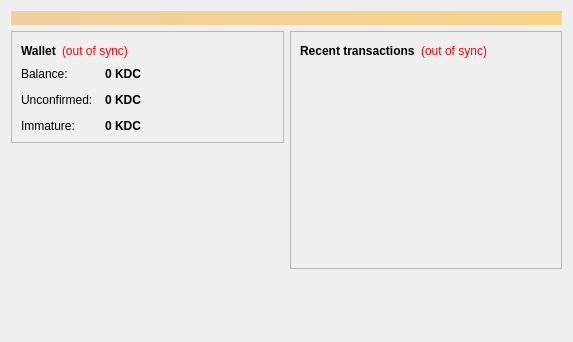
This is src/qt/forms/overviewpage.ui in KimDotCoin/KimDotCoin as Qt 5 draws it before an edit. The edited form follows.
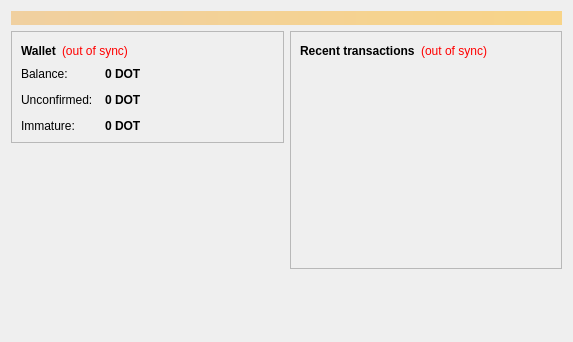
This is the edited form.

Patch:
```diff
--- a/src/qt/forms/overviewpage.ui
+++ b/src/qt/forms/overviewpage.ui
@@ -122,7 +122,7 @@
                <string>Your current balance</string>
               </property>
               <property name="text">
-               <string notr="true">0 KDC</string>
+               <string notr="true">0 DOT</string>
               </property>
               <property name="textInteractionFlags">
                <set>Qt::LinksAccessibleByMouse|Qt::TextSelectableByKeyboard|Qt::TextSelectableByMouse</set>
@@ -151,7 +151,7 @@
                <string>Total of transactions that have yet to be confirmed, and do not yet count toward the current balance</string>
               </property>
               <property name="text">
-               <string notr="true">0 KDC</string>
+               <string notr="true">0 DOT</string>
               </property>
               <property name="textInteractionFlags">
                <set>Qt::LinksAccessibleByMouse|Qt::TextSelectableByKeyboard|Qt::TextSelectableByMouse</set>
@@ -177,7 +177,7 @@
                <string>Mined balance that has not yet matured</string>
               </property>
               <property name="text">
-               <string notr="true">0 KDC</string>
+               <string notr="true">0 DOT</string>
               </property>
               <property name="textInteractionFlags">
                <set>Qt::LinksAccessibleByMouse|Qt::TextSelectableByKeyboard|Qt::TextSelectableByMouse</set>
```
